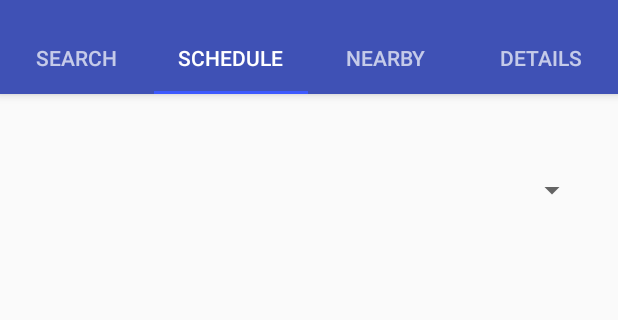
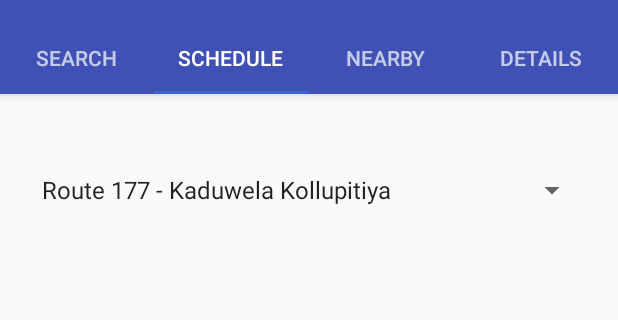
Before and after one commit to MLBCoders/MyBus, an Android app: the screen it shows after launch (MainActivity), tab 2 chosen, on a phone screen of 412 x 824 dp, the part 74-394 px from its top. Run offline under Robolectric (Android 15) with nearby library versions, the phone set to English and light mode, and no system bars; our stand-ins replace ButterKnife.

Commit message:
Update string.xml

```diff
--- a/app/src/main/res/values/strings.xml
+++ b/app/src/main/res/values/strings.xml
@@ -24,4 +24,16 @@
 
     <!-- TODO: Remove or change this placeholder text -->
     <string name="hello_blank_fragment">Hello blank fragment</string>
+
+    <!--route spinner in fragment_schedule-->
+    <string name="route_prompt">Select the Route</string>
+
+    <string-array name="route_arrays">
+        <item>Route 177 - Kaduwela Kollupitiya</item>
+        <item>Route 170 - Kaduwela Kotuwa</item>
+        <item>Route 190 - Kaduwela Malabe</item>
+        <item>Riute 163 - Kaduwela Biyagama</item>
+        <item>Route 152 - Kaduwela MIrihana</item>
+    </string-array>
+
 </resources>
```
